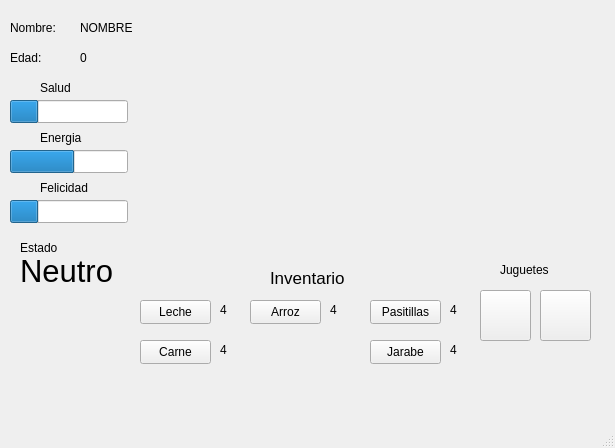
ElMaikina/utfsm-oop, file tarea-3/etapa-4/mainwindow.ui: the form before one commit.
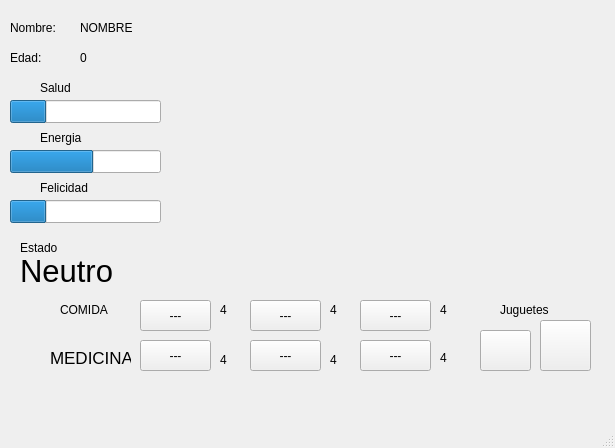
The form after the commit.

The edit to the form file:
```diff
--- a/tarea-3/etapa-4/mainwindow.ui
+++ b/tarea-3/etapa-4/mainwindow.ui
@@ -19,7 +19,7 @@
      <rect>
       <x>10</x>
       <y>100</y>
-      <width>118</width>
+      <width>151</width>
       <height>23</height>
      </rect>
     </property>
@@ -61,7 +61,7 @@
      <rect>
       <x>10</x>
       <y>150</y>
-      <width>118</width>
+      <width>151</width>
       <height>23</height>
      </rect>
     </property>
@@ -77,7 +77,7 @@
      <rect>
       <x>10</x>
       <y>200</y>
-      <width>118</width>
+      <width>151</width>
       <height>23</height>
      </rect>
     </property>
@@ -119,7 +119,7 @@
      <rect>
       <x>20</x>
       <y>240</y>
-      <width>101</width>
+      <width>211</width>
       <height>61</height>
      </rect>
     </property>
@@ -138,20 +138,20 @@
       <x>140</x>
       <y>300</y>
       <width>71</width>
-      <height>24</height>
+      <height>31</height>
      </rect>
     </property>
     <property name="text">
-     <string>Leche</string>
+     <string>---</string>
     </property>
    </widget>
    <widget class="QPushButton" name="Hueso">
     <property name="geometry">
      <rect>
       <x>480</x>
-      <y>290</y>
+      <y>330</y>
       <width>51</width>
-      <height>51</height>
+      <height>41</height>
      </rect>
     </property>
    </widget>
@@ -159,7 +159,7 @@
     <property name="geometry">
      <rect>
       <x>540</x>
-      <y>290</y>
+      <y>320</y>
       <width>51</width>
       <height>51</height>
      </rect>
@@ -168,60 +168,60 @@
    <widget class="QPushButton" name="pushButton_6">
     <property name="geometry">
      <rect>
+      <x>360</x>
+      <y>300</y>
+      <width>71</width>
+      <height>31</height>
+     </rect>
+    </property>
+    <property name="text">
+     <string>---</string>
+    </property>
+   </widget>
+   <widget class="QPushButton" name="foodButton2">
+    <property name="geometry">
+     <rect>
       <x>250</x>
       <y>300</y>
       <width>71</width>
-      <height>24</height>
+      <height>31</height>
      </rect>
     </property>
     <property name="text">
-     <string>Arroz</string>
+     <string>---</string>
     </property>
    </widget>
-   <widget class="QPushButton" name="pushButton_2">
+   <widget class="QPushButton" name="medButton2">
+    <property name="geometry">
+     <rect>
+      <x>250</x>
+      <y>340</y>
+      <width>71</width>
+      <height>31</height>
+     </rect>
+    </property>
+    <property name="text">
+     <string>---</string>
+    </property>
+   </widget>
+   <widget class="QPushButton" name="medButton1">
     <property name="geometry">
      <rect>
       <x>140</x>
       <y>340</y>
       <width>71</width>
-      <height>24</height>
+      <height>31</height>
      </rect>
     </property>
     <property name="text">
-     <string>Carne</string>
+     <string>---</string>
     </property>
    </widget>
-   <widget class="QPushButton" name="pushButton_3">
+   <widget class="QLabel" name="INVENTARIO">
     <property name="geometry">
      <rect>
-      <x>370</x>
-      <y>340</y>
-      <width>71</width>
-      <height>24</height>
-     </rect>
-    </property>
-    <property name="text">
-     <string>Jarabe</string>
-    </property>
-   </widget>
-   <widget class="QPushButton" name="pushButton_10">
-    <property name="geometry">
-     <rect>
-      <x>370</x>
-      <y>300</y>
-      <width>71</width>
-      <height>24</height>
-     </rect>
-    </property>
-    <property name="text">
-     <string>Pasitillas</string>
-    </property>
-   </widget>
-   <widget class="QLabel" name="label_6">
-    <property name="geometry">
-     <rect>
-      <x>270</x>
-      <y>270</y>
+      <x>50</x>
+      <y>350</y>
       <width>81</width>
       <height>16</height>
      </rect>
@@ -232,7 +232,7 @@
      </font>
     </property>
     <property name="text">
-     <string>Inventario</string>
+     <string>MEDICINA</string>
     </property>
    </widget>
    <widget class="QLabel" name="Mascota">
@@ -304,7 +304,7 @@
     <property name="geometry">
      <rect>
       <x>500</x>
-      <y>260</y>
+      <y>300</y>
       <width>81</width>
       <height>20</height>
      </rect>
@@ -329,7 +329,7 @@
    <widget class="QLabel" name="label_13">
     <property name="geometry">
      <rect>
-      <x>330</x>
+      <x>440</x>
       <y>300</y>
       <width>31</width>
       <height>20</height>
@@ -342,8 +342,8 @@
    <widget class="QLabel" name="label_14">
     <property name="geometry">
      <rect>
-      <x>450</x>
-      <y>340</y>
+      <x>330</x>
+      <y>350</y>
       <width>31</width>
       <height>20</height>
      </rect>
@@ -355,8 +355,8 @@
    <widget class="QLabel" name="label_15">
     <property name="geometry">
      <rect>
-      <x>450</x>
-      <y>300</y>
+      <x>220</x>
+      <y>350</y>
       <width>31</width>
       <height>20</height>
      </rect>
@@ -368,8 +368,8 @@
    <widget class="QLabel" name="label_16">
     <property name="geometry">
      <rect>
-      <x>220</x>
-      <y>340</y>
+      <x>330</x>
+      <y>300</y>
       <width>31</width>
       <height>20</height>
      </rect>
@@ -378,6 +378,45 @@
      <string>4</string>
     </property>
    </widget>
+   <widget class="QPushButton" name="medButton3">
+    <property name="geometry">
+     <rect>
+      <x>360</x>
+      <y>340</y>
+      <width>71</width>
+      <height>31</height>
+     </rect>
+    </property>
+    <property name="text">
+     <string>---</string>
+    </property>
+   </widget>
+   <widget class="QLabel" name="medLabel3">
+    <property name="geometry">
+     <rect>
+      <x>440</x>
+      <y>350</y>
+      <width>58</width>
+      <height>16</height>
+     </rect>
+    </property>
+    <property name="text">
+     <string>4</string>
+    </property>
+   </widget>
+   <widget class="QLabel" name="label">
+    <property name="geometry">
+     <rect>
+      <x>60</x>
+      <y>300</y>
+      <width>81</width>
+      <height>20</height>
+     </rect>
+    </property>
+    <property name="text">
+     <string>COMIDA </string>
+    </property>
+   </widget>
   </widget>
   <widget class="QStatusBar" name="statusbar"/>
   <widget class="QMenuBar" name="menubar">
```
Left out of the diff: 40 changed lines with no effect on the pictures.
